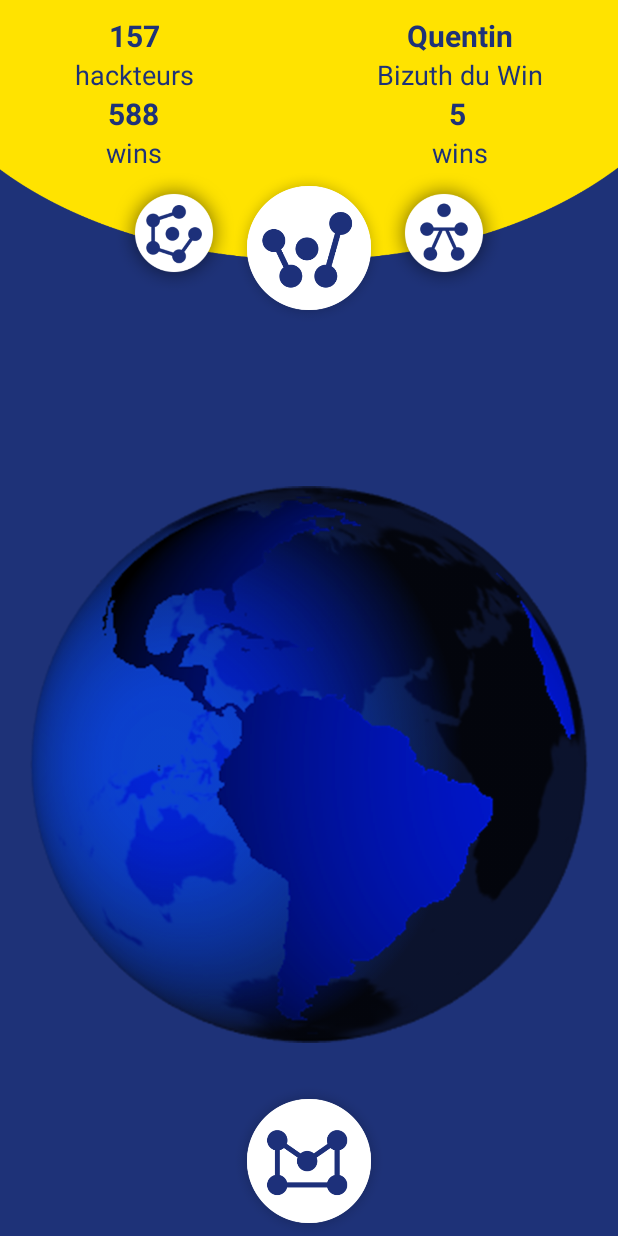
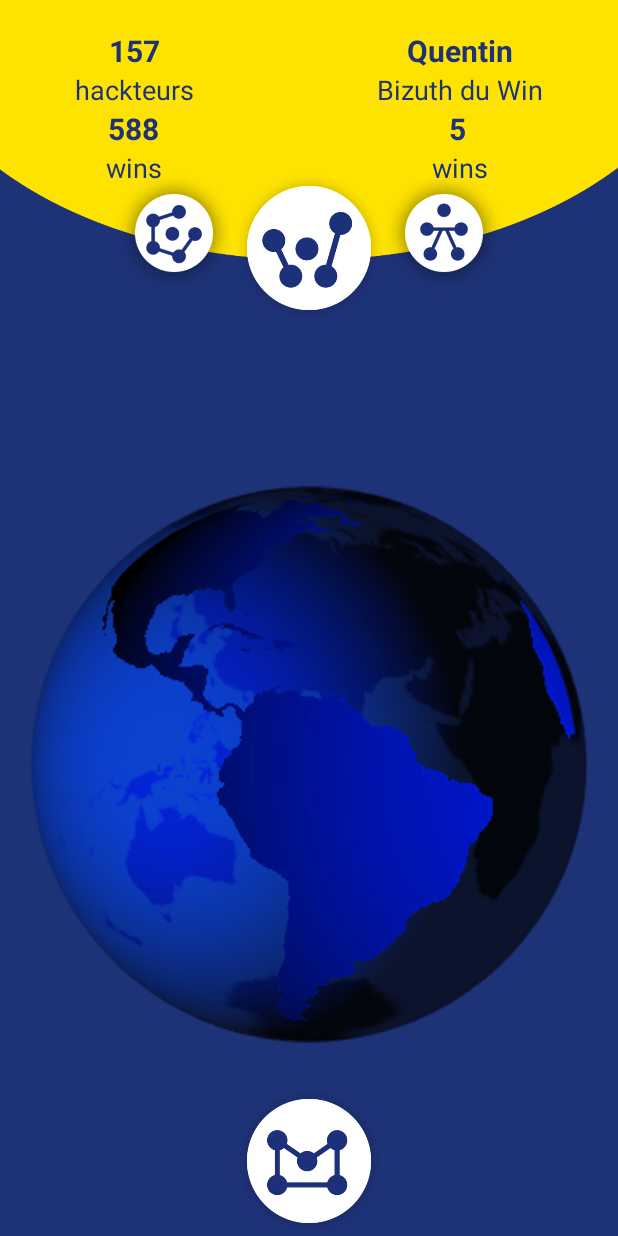
Before and after one commit to N0x31/HackatonWinstate, an Android app: the layout activity_main.xml on its own in the app's theme, with its tools: preview values and no code run, on a phone screen of 412 x 824 dp. Run offline under Robolectric (Android 15) with nearby library versions, the phone set to English and light mode, and no system bars.

Commit message:
petits changement design

```diff
--- a/app/src/main/res/layout/activity_main.xml
+++ b/app/src/main/res/layout/activity_main.xml
@@ -13,6 +13,7 @@
         android:layout_width="match_parent"
         android:layout_height="wrap_content"
         android:layout_above="@+id/earthpicture"
+        android:layout_alignParentTop="true"
         android:layout_alignParentLeft="true"
         android:layout_alignParentStart="true"
         android:layout_marginBottom="22dp"
@@ -73,7 +74,7 @@
         android:orientation="vertical"
         android:layout_height="wrap_content"
         android:paddingLeft="50dp"
-        android:paddingTop="10dp">
+        android:paddingTop="20dp">
         <LinearLayout
             android:id="@+id/hackteursbloc"
             android:layout_width="wrap_content"
@@ -138,7 +139,7 @@
         android:layout_height="wrap_content"
         android:layout_alignParentRight="true"
         android:paddingRight="50dp"
-        android:paddingTop="10dp">
+        android:paddingTop="20dp">
         <LinearLayout
             android:id="@+id/memberBloc"
             android:layout_width="wrap_content"
```
